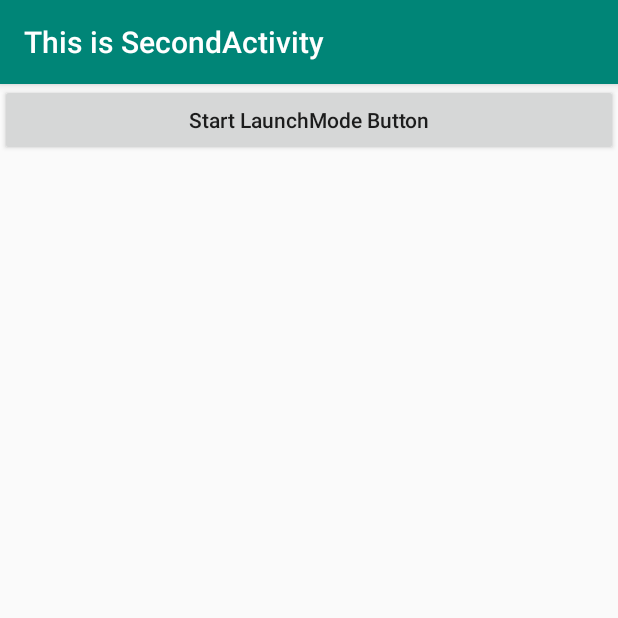
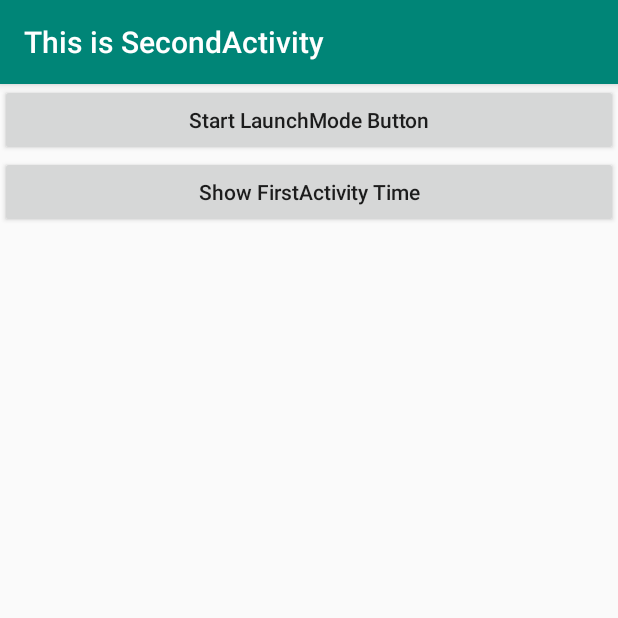
Before and after one commit to StormWangxhu/AndroidBasic, an Android app: the FirstActivity screen opened directly, with no data from a screen before it, after a tap on "Start SecondActivity Button", on a phone screen of 412 x 824 dp, the top half of it. Run offline under Robolectric (Android 15) with nearby library versions, the phone set to English and light mode, and no system bars.

Commit message:
format code

```diff
--- a/app/src/main/java/com/stormwangxhu/androidbasic/FirstActivity.java
+++ b/app/src/main/java/com/stormwangxhu/androidbasic/FirstActivity.java
@@ -16,12 +16,12 @@ public class FirstActivity extends BaseActivity {
 
     private Button button;
 
-
     @Override
     protected void onCreate(Bundle savedInstanceState) {
         super.onCreate(savedInstanceState);
         setContentView(R.layout.activity_first);
-        initViews();//初始化操作
+        //初始化操作
+        initViews();
     }
 
     private void initViews() {
@@ -33,24 +33,13 @@ public class FirstActivity extends BaseActivity {
                 Date date = new Date();
                 SimpleDateFormat format = new SimpleDateFormat("yyyy-MM-dd HH:mm:ss");
                 String nowFirstActivityTime = format.format(date);
-                Intent intent = new Intent(FirstActivity.this, SecondActivity.class);//启动SecondActivity
-                intent.putExtra("extra_data", nowFirstActivityTime);//把当前Activity的时间传给下个活动
-                startActivityForResult(intent, 1);
+                //启动SecondActivity
+                Intent intent = new Intent(FirstActivity.this, SecondActivity.class);
+                //把当前Activity的时间传给下个活动
+                intent.putExtra("time_data", nowFirstActivityTime);
+                startActivity(intent);
             }
         });
     }
 
-
-    @Override
-    protected void onActivityResult(int requestCode, int resultCode, @Nullable Intent data) {
-        switch (requestCode) {
-            case 1:
-                if (requestCode == RESULT_OK) {
-                    String datas = data.getStringExtra("extra_data");
-                    Log.d("FirstActivity", datas);
-                }
-                break;
-            default:
-        }
-    }
 }
--- a/app/src/main/java/com/stormwangxhu/androidbasic/SecondActivity.java
+++ b/app/src/main/java/com/stormwangxhu/androidbasic/SecondActivity.java
@@ -1,6 +1,5 @@
 package com.stormwangxhu.androidbasic;
 
-import android.content.Context;
 import android.content.Intent;
 import android.os.Bundle;
 import android.util.Log;
@@ -9,27 +8,34 @@ import android.widget.Button;
 import android.widget.TextView;
 import android.widget.Toast;
 
-import javax.xml.transform.Result;
-
 public class SecondActivity extends BaseActivity {
 
-    private TextView textView;
-    private Button button;
+    private Button startButton;
+    private Button showTimeButton;
 
     @Override
     protected void onCreate(Bundle savedInstanceState) {
         super.onCreate(savedInstanceState);
         setContentView(R.layout.activity_second);
-        button = findViewById(R.id.start_launch_button);
-        button.setOnClickListener(new View.OnClickListener() {
+        startButton = findViewById(R.id.start_launch_button);
+        showTimeButton = findViewById(R.id.show_time_button);
+
+        startButton.setOnClickListener(new View.OnClickListener() {
             @Override
             public void onClick(View view) {
-                Toast.makeText(SecondActivity.this,"You clicked StartSecondButton",Toast.LENGTH_SHORT).show();
+                Intent intentDrive = new Intent(SecondActivity.this, ActivityLaunchModesTest.class);
+                //启动ActivityLaunchModesTest
+                startActivity(intentDrive);
+            }
+        });
+
+        showTimeButton.setOnClickListener(new View.OnClickListener() {
+            @Override
+            public void onClick(View view) {
                 Intent intent = getIntent();
-                String data = intent.getStringExtra("extra_data");
-                setResult(RESULT_OK,intent);
-                Log.d("data", data);
-                finish();
+                String timeData = intent.getStringExtra("time_data");
+                Toast.makeText(SecondActivity.this, timeData, Toast.LENGTH_LONG).show();
+                Log.d("SecondActivity:", timeData);
             }
         });
     }
--- a/app/src/main/res/layout/activity_first.xml
+++ b/app/src/main/res/layout/activity_first.xml
@@ -1,15 +1,15 @@
 <?xml version="1.0" encoding="utf-8"?>
 <LinearLayout xmlns:android="http://schemas.android.com/apk/res/android"
-    android:orientation="vertical"
     android:layout_width="match_parent"
-    android:layout_height="match_parent">
+    android:layout_height="match_parent"
+    android:orientation="vertical">
 
     <Button
         android:id="@+id/start_second_button"
         android:layout_width="match_parent"
         android:layout_height="60dp"
         android:background="#CCCCFF"
+        android:text="Start SecondActivity Button"
         android:textAllCaps="false"
-        android:text="Start SecondActivity Button"
         android:textSize="20dp" />
 </LinearLayout>
--- a/app/src/main/res/layout/activity_second.xml
+++ b/app/src/main/res/layout/activity_second.xml
@@ -1,15 +1,21 @@
 <?xml version="1.0" encoding="utf-8"?>
 <LinearLayout xmlns:android="http://schemas.android.com/apk/res/android"
-    android:orientation="vertical"
     android:layout_width="match_parent"
-    android:layout_height="match_parent">
+    android:layout_height="match_parent"
+    android:orientation="vertical">
 
     <Button
+        android:id="@+id/start_launch_button"
         android:layout_width="match_parent"
         android:layout_height="wrap_content"
-        android:id="@+id/start_launch_button"
-        android:textAllCaps="false"
         android:text="Start LaunchMode Button"
-        />
+        android:textAllCaps="false" />
+
+    <Button
+        android:id="@+id/show_time_button"
+        android:layout_width="match_parent"
+        android:layout_height="wrap_content"
+        android:text="Show FirstActivity Time"
+        android:textAllCaps="false" />
 
 </LinearLayout>
--- a/build.gradle
+++ b/build.gradle
@@ -7,7 +7,7 @@ buildscript {
 
     }
     dependencies {
-        classpath 'com.android.tools.build:gradle:3.4.1'
+        classpath 'com.android.tools.build:gradle:3.2.1'
 
         // NOTE: Do not place your application dependencies here; they belong
         // in the individual module build.gradle files
```
Also changed, not shown: app/src/main/AndroidManifest.xml (+3 -6 lines), app/src/main/java/com/stormwangxhu/androidbasic/MainActiviry.java (+6 -27 lines), app/src/main/res/layout/activity_launch_modes_test.xml (+6 -6 lines), app/src/main/res/layout/activity_main.xml (+5 -18 lines), gradle/wrapper/gradle-wrapper.properties, 1 other file.
